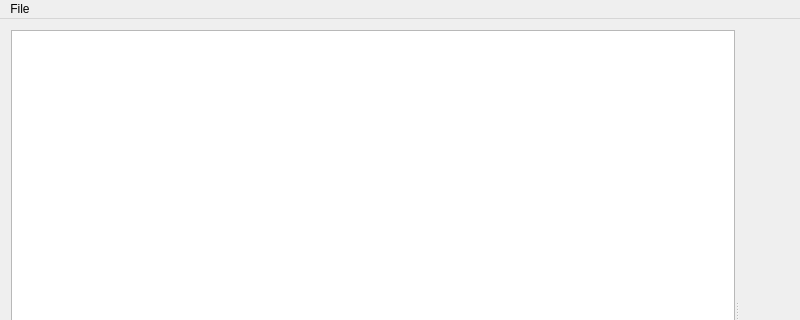
The window that WindSim/windsim.ui (gudajan/Windsim) describes before a commit, drawn with Qt 5; both pictures show x 0 to 800 and y 0 to 320 of the 800 by 600 pixel window.
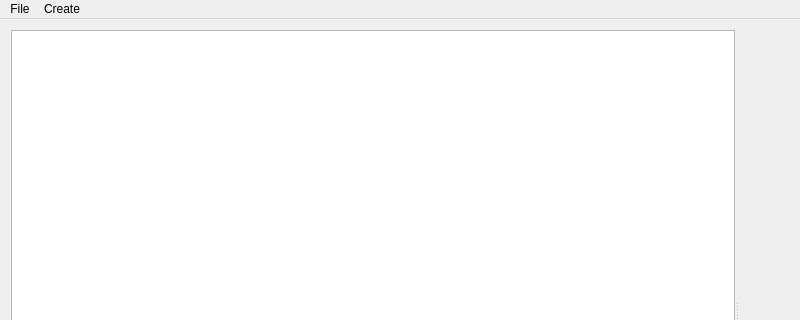
The same window after the commit. Custom widgets are drawn as their Qt base class.

Commit message: * Added mechanism for handling a Project files (Stil WIP, especially Parsing/Loading and Saving). * Added menu for creating objects (currently only meshes) for a project and in the 3D view. * Names of objects are displayed in the left Object list. * Made Object3D and Actor into base classes for handling 3D Objects, with new Classes Mesh and MeshActor derived from them, represeneting a Mesh from an Obj-File.

```diff
--- a/WindSim/windsim.ui
+++ b/WindSim/windsim.ui
@@ -89,8 +89,16 @@
     <addaction name="actionLoad"/>
     <addaction name="actionSaveAs"/>
     <addaction name="actionSave"/>
+    <addaction name="actionSaveAs"/>
+   </widget>
+   <widget class="QMenu" name="menuCreate">
+    <property name="title">
+     <string>Create</string>
+    </property>
+    <addaction name="actionCreateMesh"/>
    </widget>
    <addaction name="menuFile"/>
+   <addaction name="menuCreate"/>
   </widget>
   <action name="actionNew">
    <property name="text">
```
Left out of the diff: 37 changed lines with no effect on the pictures. The commit also changes 25 other files.
